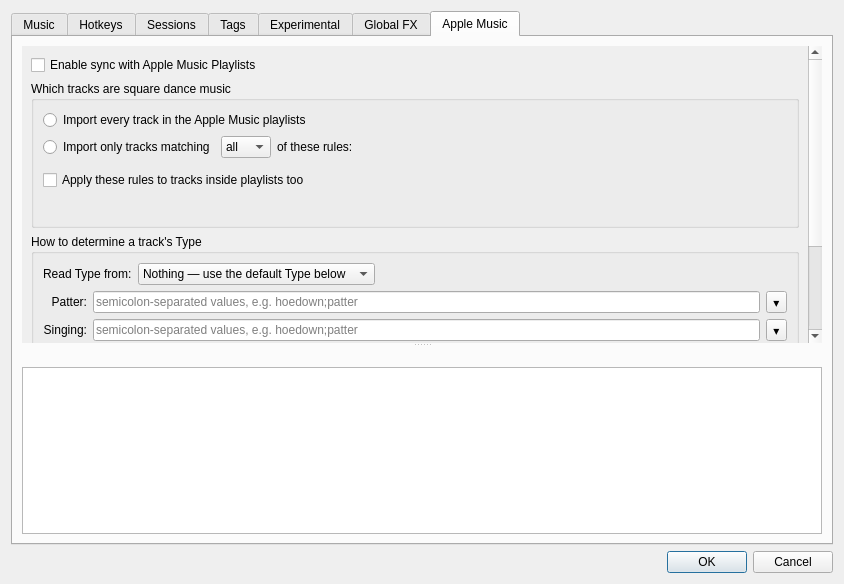
The window that SquareDesk-DEV/test123/preferencesdialog.ui (mpogue2/SquareDesk) describes before a commit, drawn with Qt 5.
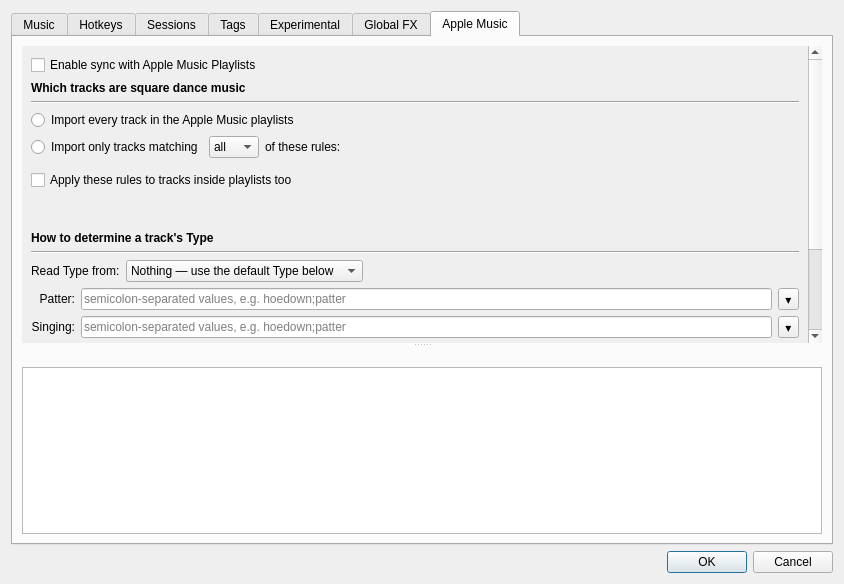
The same window after the commit. The open tabs and pages were chosen to show the change. Icons and pictures are not drawn.

Commit message: #1740: Make the Apple Music sections read as sections

```diff
--- a/SquareDesk-DEV/test123/preferencesdialog.ui
+++ b/SquareDesk-DEV/test123/preferencesdialog.ui
@@ -2017,11 +2017,25 @@
               </widget>
              </item>
              <item>
-              <widget class="QGroupBox" name="appleMusicFilterGroupBox">
-               <property name="title">
-                <string>Which tracks are square dance music</string>
-               </property>
+              <widget class="QWidget" name="appleMusicFilterSection" native="true">
                <layout class="QVBoxLayout" name="appleMusicFilterLayout">
+                <property name="leftMargin"><number>0</number></property>
+                <property name="topMargin"><number>0</number></property>
+                <property name="rightMargin"><number>0</number></property>
+                <item>
+                 <widget class="QLabel" name="appleMusicFilterHeaderLabel">
+                  <property name="text">
+                   <string>&lt;b&gt;Which tracks are square dance music&lt;/b&gt;</string>
+                  </property>
+                 </widget>
+                </item>
+                <item>
+                 <widget class="Line" name="appleMusicFilterHeaderLine">
+                  <property name="orientation">
+                   <enum>Qt::Orientation::Horizontal</enum>
+                  </property>
+                 </widget>
+                </item>
                 <item>
                  <widget class="QRadioButton" name="appleMusicNoFilterRadio">
                   <property name="text">
@@ -2109,11 +2123,25 @@
               </widget>
              </item>
              <item>
-              <widget class="QGroupBox" name="appleMusicTypeGroupBox">
-               <property name="title">
-                <string>How to determine a track's Type</string>
-               </property>
+              <widget class="QWidget" name="appleMusicTypeSection" native="true">
                <layout class="QVBoxLayout" name="appleMusicTypeLayout">
+                <property name="leftMargin"><number>0</number></property>
+                <property name="topMargin"><number>0</number></property>
+                <property name="rightMargin"><number>0</number></property>
+                <item>
+                 <widget class="QLabel" name="appleMusicTypeHeaderLabel">
+                  <property name="text">
+                   <string>&lt;b&gt;How to determine a track's Type&lt;/b&gt;</string>
+                  </property>
+                 </widget>
+                </item>
+                <item>
+                 <widget class="Line" name="appleMusicTypeHeaderLine">
+                  <property name="orientation">
+                   <enum>Qt::Orientation::Horizontal</enum>
+                  </property>
+                 </widget>
+                </item>
                 <item>
                  <layout class="QHBoxLayout" name="appleMusicTypeFieldLayout">
                   <item>
```
The commit also changes 1 other file.
